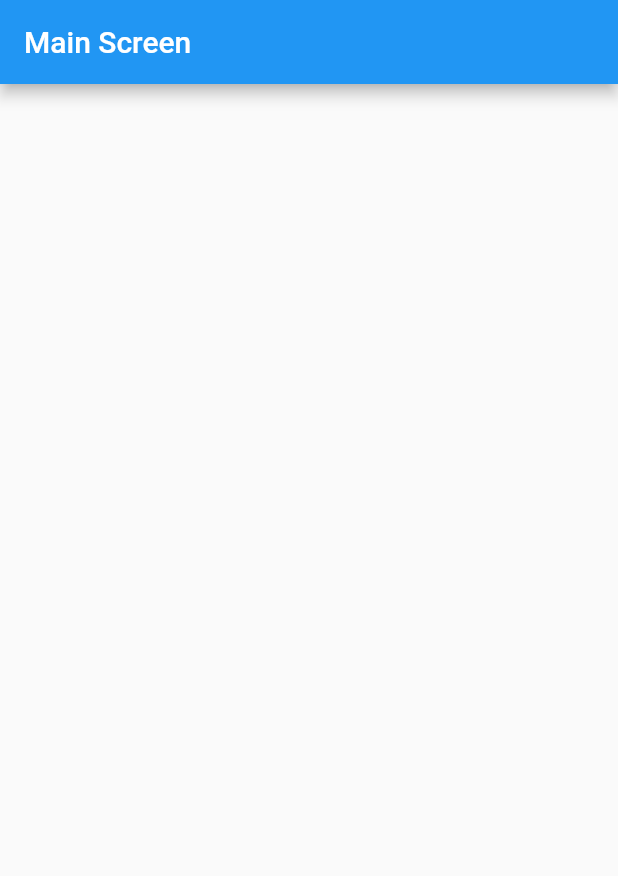
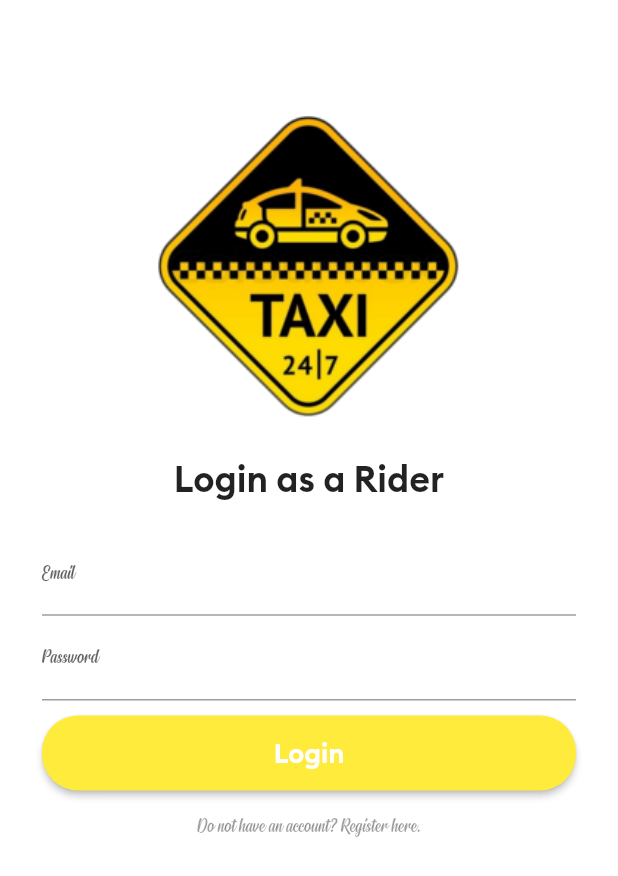
Before and after one commit to hi-rubygrey/flutter-rider, a Flutter app: the screen it shows after launch, on a phone screen of 412 x 824 dp. Shown: the top 876 px of the screen. Run offline on Flutter 3.47's test engine with Material 2 defaults, Android fonts, the light colour scheme and no system bars.

Commit message:
add login page

```diff
--- /dev/null
+++ b/lib/AllScreens/login_screen.dart
@@ -0,0 +1,95 @@
+import "package:flutter/material.dart";
+
+class LoginScreen extends StatelessWidget {
+  const LoginScreen({super.key});
+
+  @override
+  Widget build(BuildContext context) {
+    final ButtonStyle style = ElevatedButton.styleFrom(
+        backgroundColor: Colors.yellow,
+        textStyle: const TextStyle(fontSize: 20, color: Colors.white),
+        shape:
+            RoundedRectangleBorder(borderRadius: BorderRadius.circular(24.0)));
+    return Scaffold(
+      backgroundColor: Colors.white,
+      body: SingleChildScrollView(
+        child: Padding(
+          padding: const EdgeInsets.all(8.0),
+          child: Column(children: [
+            const SizedBox(
+              height: 45.0,
+            ),
+            const Image(
+              image: AssetImage("images/logo.png"),
+              width: 390.0,
+              height: 250.0,
+              alignment: Alignment.center,
+            ),
+            const SizedBox(
+              height: 1.0,
+            ),
+            const Text(
+              "Login as a Rider",
+              style: TextStyle(fontSize: 24.0, fontFamily: "Brand Bold"),
+              textAlign: TextAlign.center,
+            ),
+            Padding(
+              padding: const EdgeInsets.all(20.0),
+              child: Column(
+                children: [
+                  const SizedBox(
+                    height: 1.0,
+                  ),
+                  const TextField(
+                    keyboardType: TextInputType.emailAddress,
+                    decoration: InputDecoration(
+                        labelText: "Email",
+                        labelStyle: TextStyle(fontSize: 14.0),
+                        hintStyle: TextStyle(
+                          color: Colors.grey,
+                          fontSize: 10.0,
+                        )),
+                  ),
+                  const SizedBox(
+                    height: 1.0,
+                  ),
+                  const TextField(
+                    obscureText: true,
+                    decoration: InputDecoration(
+                        labelText: "Password",
+                        labelStyle: TextStyle(fontSize: 14.0),
+                        hintStyle: TextStyle(
+                          color: Colors.grey,
+                          fontSize: 10.0,
+                        )),
+                  ),
+                  const SizedBox(
+                    height: 10.0,
+                  ),
+                  ElevatedButton(
+                    style: style,
+                    onPressed: () {
+                      print("Login Button Clicked");
+                    },
+                    child: const SizedBox(
+                        height: 50.0,
+                        child: Center(
+                            child: Text(
+                          "Login",
+                          style: TextStyle(
+                              fontSize: 18.0, fontFamily: "Brand Bold"),
+                        ))),
+                  ),
+                  const TextButton(
+                    onPressed: null,
+                    child: Text('Do not have an account? Register here.'),
+                  ),
+                ],
+              ),
+            )
+          ]),
+        ),
+      ),
+    );
+  }
+}
--- a/lib/main.dart
+++ b/lib/main.dart
@@ -1,5 +1,5 @@
 import 'package:flutter/material.dart';
-import 'package:rider/AllScreens/mainscreen.dart';
+import 'package:rider/AllScreens/login_screen.dart';
 
 void main() {
   runApp(const MyApp());
@@ -12,11 +12,9 @@ class MyApp extends StatelessWidget {
   @override
   Widget build(BuildContext context) {
     return MaterialApp(
-      title: 'Flutter Demo',
-      theme: ThemeData(
-        primarySwatch: Colors.blue,
-      ),
-      home: const MainScreen(),
+      title: 'Taxi Rider App',
+      theme: ThemeData(primarySwatch: Colors.blue, fontFamily: "Signatra"),
+      home: const LoginScreen(),
       debugShowCheckedModeBanner: false,
     );
   }
```
Also changed, not shown: pubspec.yaml (+23 -14 lines), fonts/Signatra.ttf (added), fonts/bolt-regular.ttf (added), fonts/bolt-semibold.ttf (added), images/car_android.png (added), images/car_ios.png (added), images/desticon.png (added), images/desticon1.png (added), images/logo.png (added), images/logo1.png (added), images/pickicon.png (added), images/posimarker.png (added), images/redmarker.png (added), images/taxi.png (added), 1 more files, 2 other files.
